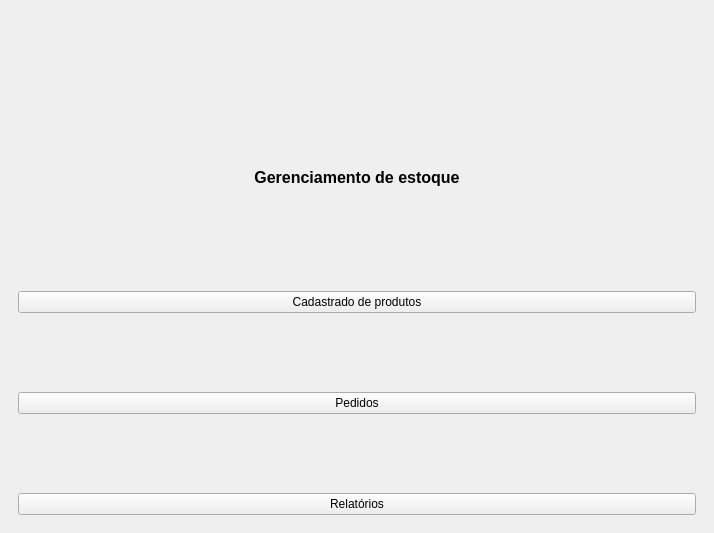
Qt form view/QTFinal.ui (victorzxhugo/TrabalhoFinalDevDesktop) before a commit.
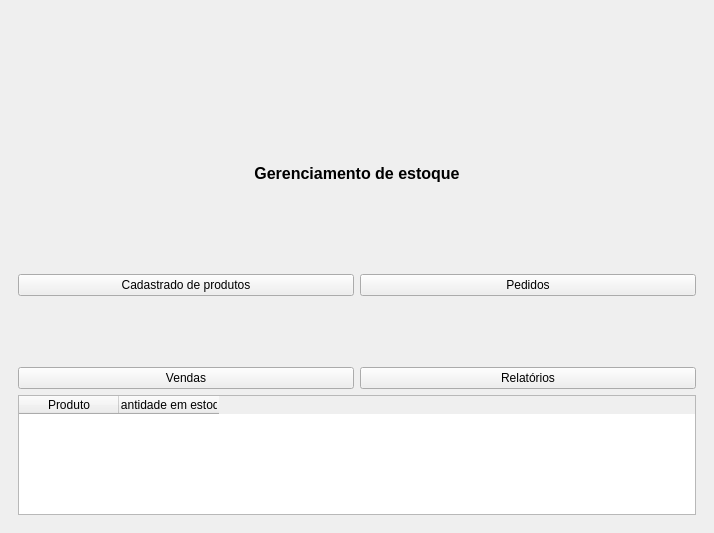
The same form after that commit. Icons and pictures are not drawn.

Diff of the .ui file:
```diff
--- a/view/QTFinal.ui
+++ b/view/QTFinal.ui
@@ -1,7 +1,7 @@
 <?xml version="1.0" encoding="UTF-8"?>
 <ui version="4.0">
- <class>MainWindow</class>
- <widget class="QMainWindow" name="MainWindow">
+ <class>janela_QTFinal</class>
+ <widget class="QMainWindow" name="janela_QTFinal">
   <property name="geometry">
    <rect>
     <x>0</x>
@@ -28,7 +28,7 @@
    </property>
    <layout class="QVBoxLayout" name="verticalLayout_2">
     <item>
-     <widget class="QWidget" name="widget" native="true">
+     <widget class="QWidget" name="widget_qtfinal_logo_principal" native="true">
       <property name="maximumSize">
        <size>
         <width>16777215</width>
@@ -56,19 +56,21 @@
      </widget>
     </item>
     <item>
-     <widget class="QWidget" name="widget_2" native="true">
+     <widget class="QWidget" name="widget_qtfinal_todas_opcoes" native="true">
       <layout class="QVBoxLayout" name="verticalLayout_4">
        <item>
         <layout class="QVBoxLayout" name="verticalLayout_3">
          <item>
-          <widget class="QLabel" name="label">
+          <widget class="QLabel" name="lbl_qtfinal_nome_gerenciamento_de_estoque">
            <property name="text">
             <string>&lt;html&gt;&lt;head/&gt;&lt;body&gt;&lt;p align=&quot;center&quot;&gt;&lt;span style=&quot; font-size:12pt; font-weight:600;&quot;&gt;Gerenciamento de estoque&lt;/span&gt;&lt;/p&gt;&lt;/body&gt;&lt;/html&gt;</string>
            </property>
           </widget>
          </item>
          <item>
-          <widget class="QLabel" name="label_2">
+          <layout class="QHBoxLayout" name="horizontalLayout">
+           <item>
+            <widget class="QLabel" name="lbl_qtfinal_imagem_cadastro_de_produtos">
            <property name="styleSheet">
             <string notr="true">image: url(:/icon/distribution_4237529.png)</string>
            </property>
@@ -78,14 +80,7 @@
           </widget>
          </item>
          <item>
-          <widget class="QPushButton" name="pushButton">
-           <property name="text">
-            <string>Cadastrado de produtos</string>
-           </property>
-          </widget>
-         </item>
-         <item>
-          <widget class="QLabel" name="label_3">
+            <widget class="QLabel" name="lbl_qtfinal_imagem_pedidos">
            <property name="styleSheet">
             <string notr="true">image:url(:/icon/return_7835555.png)</string>
            </property>
@@ -94,15 +89,40 @@
            </property>
           </widget>
          </item>
+          </layout>
+         </item>
          <item>
-          <widget class="QPushButton" name="pushButton_3">
+          <layout class="QHBoxLayout" name="horizontalLayout_2">
+           <item>
+            <widget class="QPushButton" name="btn_qtfinal_cadastr_de_produtos">
+             <property name="text">
+              <string>Cadastrado de produtos</string>
+             </property>
+            </widget>
+           </item>
+           <item>
+            <widget class="QPushButton" name="btn_qtfinal_pedidos">
            <property name="text">
             <string>Pedidos</string>
            </property>
           </widget>
          </item>
+          </layout>
+         </item>
          <item>
-          <widget class="QLabel" name="label_4">
+          <layout class="QHBoxLayout" name="horizontalLayout_4">
+           <item>
+            <widget class="QLabel" name="lbl">
+             <property name="styleSheet">
+              <string notr="true">image:url(:/icon/shopping-cart_2331970.png)</string>
+             </property>
+             <property name="text">
+              <string/>
+             </property>
+            </widget>
+           </item>
+           <item>
+            <widget class="QLabel" name="lbl_qtfinal_imagem_relatorios">
            <property name="styleSheet">
             <string notr="true">image: url(:/icon/data-analytics_9955699.png)</string>
            </property>
@@ -111,8 +131,19 @@
            </property>
           </widget>
          </item>
+          </layout>
+         </item>
          <item>
-          <widget class="QPushButton" name="pushButton_2">
+          <layout class="QHBoxLayout" name="horizontalLayout_3">
+           <item>
+            <widget class="QPushButton" name="btn_qtfinal_vendas">
+             <property name="text">
+              <string>Vendas</string>
+             </property>
+            </widget>
+           </item>
+           <item>
+            <widget class="QPushButton" name="btn_qtfinal_relatorios">
            <property name="text">
             <string>Relatórios</string>
            </property>
@@ -120,6 +151,28 @@
          </item>
         </layout>
        </item>
+         <item>
+          <widget class="QTableWidget" name="tb_qtfinal_estoque_baixo">
+           <property name="maximumSize">
+            <size>
+             <width>16777215</width>
+             <height>120</height>
+            </size>
+           </property>
+           <column>
+            <property name="text">
+             <string>Produto</string>
+            </property>
+           </column>
+           <column>
+            <property name="text">
+             <string>Quantidade em estoque</string>
+            </property>
+           </column>
+          </widget>
+         </item>
+        </layout>
+       </item>
       </layout>
      </widget>
     </item>
```
Left out of the diff: 2 changed lines with no effect on the pictures. Lines whose indentation alone changed are shown as unchanged.
